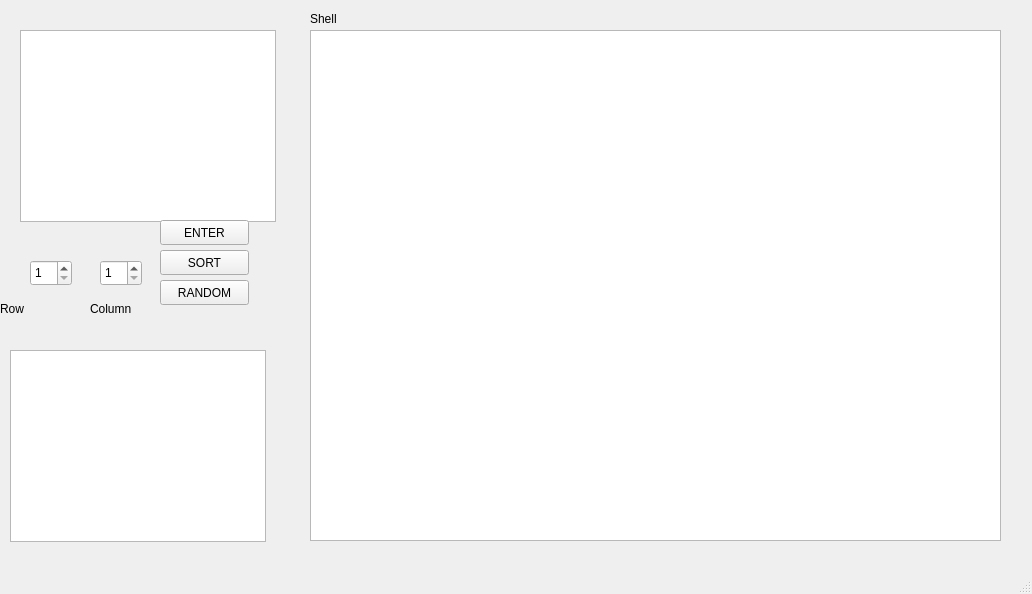
This is Lab3/AISD1 for MrPipiKado/AISD1/mainwindow.ui in MrPipiKado/ADS as Qt 5 draws it before an edit. The edited form follows.
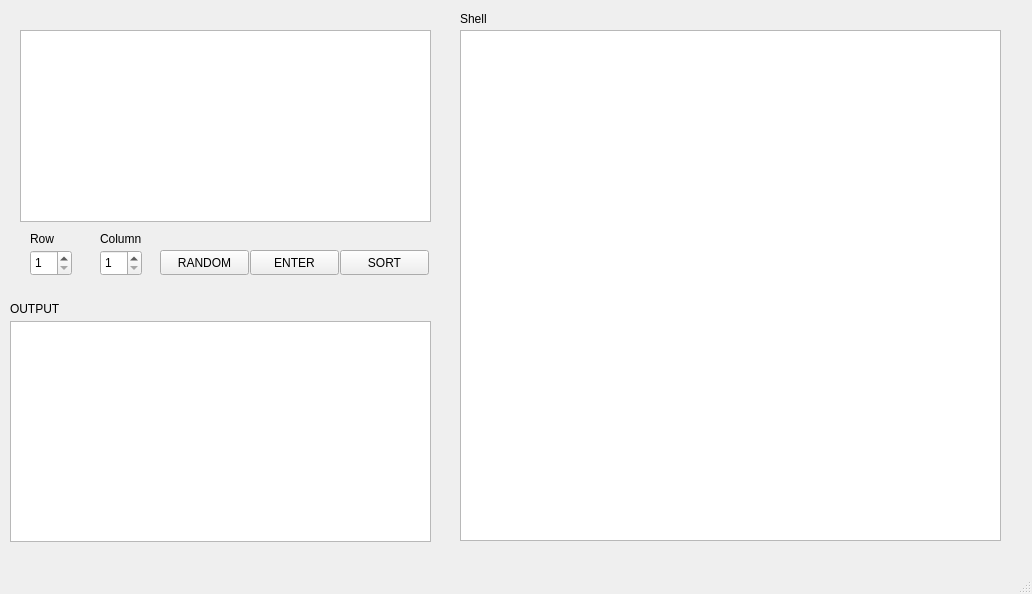
This is the edited form.

```diff
--- a/Lab3/AISD1 for MrPipiKado/AISD1/mainwindow.ui
+++ b/Lab3/AISD1 for MrPipiKado/AISD1/mainwindow.ui
@@ -19,7 +19,7 @@
      <rect>
       <x>20</x>
       <y>30</y>
-      <width>256</width>
+      <width>411</width>
       <height>192</height>
      </rect>
     </property>
@@ -28,9 +28,9 @@
     <property name="geometry">
      <rect>
       <x>10</x>
-      <y>350</y>
-      <width>256</width>
-      <height>192</height>
+      <y>321</y>
+      <width>421</width>
+      <height>221</height>
      </rect>
     </property>
    </widget>
@@ -38,7 +38,7 @@
     <property name="geometry">
      <rect>
       <x>30</x>
-      <y>260</y>
+      <y>250</y>
       <width>42</width>
       <height>26</height>
      </rect>
@@ -51,7 +51,7 @@
     <property name="geometry">
      <rect>
       <x>100</x>
-      <y>260</y>
+      <y>250</y>
       <width>42</width>
       <height>26</height>
      </rect>
@@ -63,8 +63,8 @@
    <widget class="QLabel" name="label">
     <property name="geometry">
      <rect>
-      <x>0</x>
-      <y>300</y>
+      <x>30</x>
+      <y>230</y>
       <width>67</width>
       <height>17</height>
      </rect>
@@ -76,8 +76,8 @@
    <widget class="QLabel" name="label_2">
     <property name="geometry">
      <rect>
-      <x>90</x>
-      <y>300</y>
+      <x>100</x>
+      <y>230</y>
       <width>67</width>
       <height>17</height>
      </rect>
@@ -89,9 +89,9 @@
    <widget class="QTextEdit" name="textEdit">
     <property name="geometry">
      <rect>
-      <x>310</x>
+      <x>460</x>
       <y>30</y>
-      <width>691</width>
+      <width>541</width>
       <height>511</height>
      </rect>
     </property>
@@ -99,8 +99,8 @@
    <widget class="QPushButton" name="enter">
     <property name="geometry">
      <rect>
-      <x>160</x>
-      <y>220</y>
+      <x>250</x>
+      <y>250</y>
       <width>89</width>
       <height>25</height>
      </rect>
@@ -112,7 +112,7 @@
    <widget class="QPushButton" name="sort">
     <property name="geometry">
      <rect>
-      <x>160</x>
+      <x>340</x>
       <y>250</y>
       <width>89</width>
       <height>25</height>
@@ -126,7 +126,7 @@
     <property name="geometry">
      <rect>
       <x>160</x>
-      <y>280</y>
+      <y>250</y>
       <width>89</width>
       <height>25</height>
      </rect>
@@ -138,7 +138,7 @@
    <widget class="QLabel" name="label_3">
     <property name="geometry">
      <rect>
-      <x>310</x>
+      <x>460</x>
       <y>10</y>
       <width>67</width>
       <height>17</height>
@@ -148,6 +148,19 @@
      <string>Shell</string>
     </property>
    </widget>
+   <widget class="QLabel" name="label_4">
+    <property name="geometry">
+     <rect>
+      <x>10</x>
+      <y>300</y>
+      <width>101</width>
+      <height>17</height>
+     </rect>
+    </property>
+    <property name="text">
+     <string>OUTPUT</string>
+    </property>
+   </widget>
   </widget>
   <widget class="QMenuBar" name="menubar">
    <property name="geometry">
```
